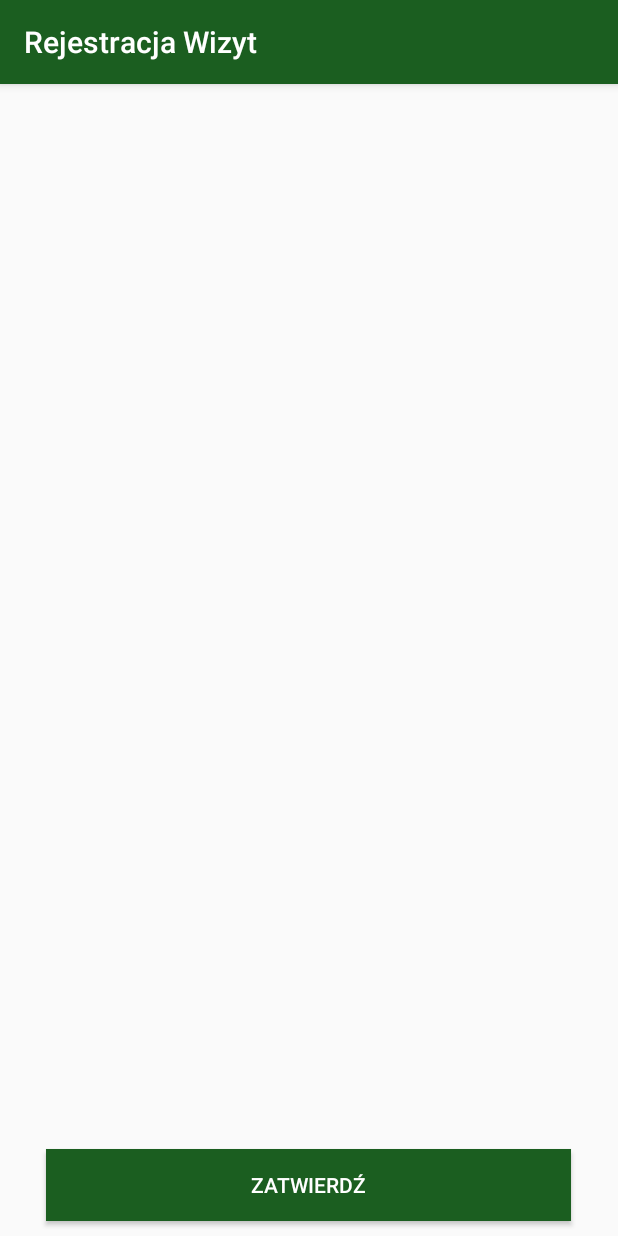
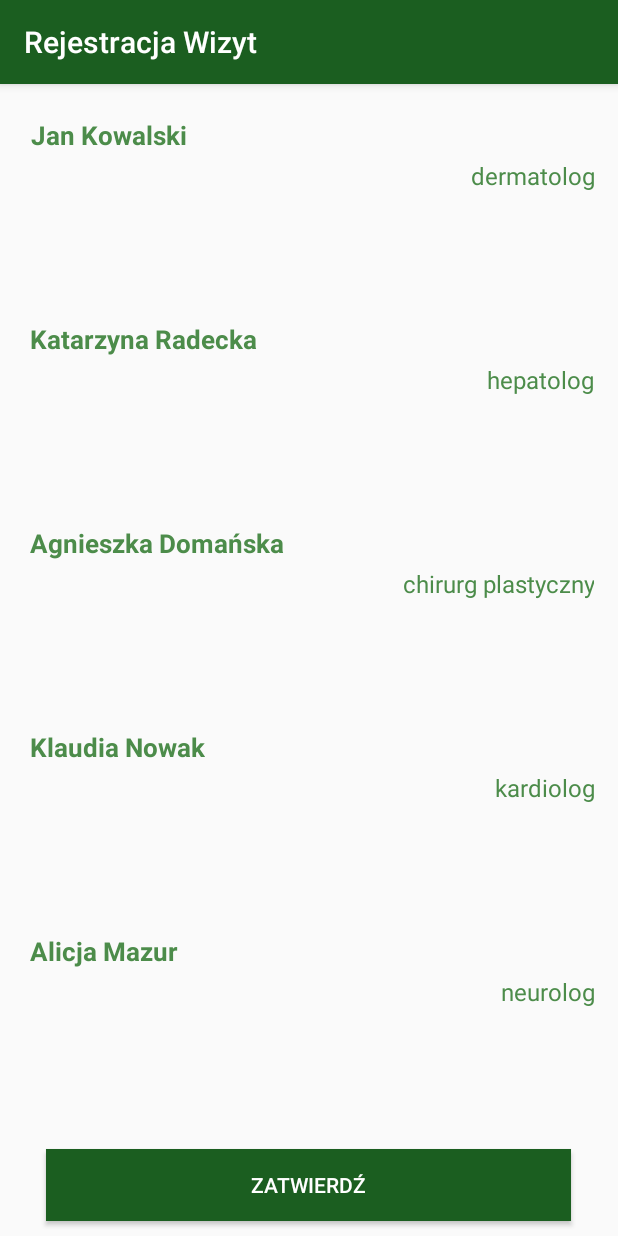
Before and after one commit to agniedom/Rejestracja-Wizyt, an Android app: the Main2Activity screen opened directly, with no data from a screen before it, on a phone screen of 412 x 824 dp. Run offline under Robolectric (Android 15) with nearby library versions, the phone set to English and light mode, and no system bars; our stand-ins replace ButterKnife.

```diff
--- /dev/null
+++ b/app/src/main/java/com/example/student/rejestracjawizyt/LekarzAdapter.java
@@ -0,0 +1,76 @@
+package com.example.student.rejestracjawizyt;
+
+/**
+ * Created by student on 2018-01-17.
+ */
+import android.media.Image;
+import android.support.v7.widget.RecyclerView;
+import android.view.LayoutInflater;
+import android.view.View;
+import android.view.ViewGroup;
+import android.widget.Button;
+import android.widget.ImageView;
+import android.widget.TextView;
+import java.util.ArrayList;
+import butterknife.BindView;
+import butterknife.ButterKnife;
+import butterknife.OnClick;
+
+
+
+public class LekarzAdapter extends RecyclerView.Adapter<LekarzAdapter.ViewHolder>{
+
+    private ArrayList<Lekarz> lekarz = new ArrayList<>();
+
+    LekarzAdapter(ArrayList<Lekarz> lekarz) {
+        this.lekarz = lekarz;
+    }
+
+    @Override
+    public ViewHolder onCreateViewHolder(ViewGroup parent, int viewType) {
+        View itemLayoutView = LayoutInflater.from(parent.getContext())
+                .inflate(R.layout.item, null);
+        return new ViewHolder(itemLayoutView);
+    }
+
+    @Override
+    public void onBindViewHolder(ViewHolder holder, int position) {
+        holder.setName(lekarz.get(position).getName());
+        holder.setSpecjal(lekarz.get(position).getSpecjal());
+    }
+
+    @Override
+    public int getItemCount() {
+        return lekarz.size();
+    }
+
+    class ViewHolder extends RecyclerView.ViewHolder{
+
+        @BindView(R.id.btn_wybierz)
+        Button Wybrane;
+
+        @BindView(R.id.txtimie)
+        TextView imie;
+
+        @BindView(R.id.txtzawod)
+        TextView zawod;
+
+        public ViewHolder(View itemView)
+        {
+            super(itemView);
+            ButterKnife.bind(this,itemView);
+            Wybrane.setVisibility(View.INVISIBLE);
+        }
+
+        private void setName(String Name) {
+            imie.setText(Name);
+        }
+
+
+        public void setSpecjal(String specjal) {
+            zawod.setText(specjal);
+        }
+    }
+
+
+}
--- a/app/src/main/java/com/example/student/rejestracjawizyt/Main2Activity.java
+++ b/app/src/main/java/com/example/student/rejestracjawizyt/Main2Activity.java
@@ -12,6 +12,10 @@ import butterknife.ButterKnife;
 
 
 public class Main2Activity extends AppCompatActivity {
+
+    @BindView(R.id.recyclerView)
+    RecyclerView recyclerView;
+
 
     @Override
     protected void onCreate(Bundle savedInstanceState) {
@@ -28,6 +32,13 @@ public class Main2Activity extends AppCompatActivity {
         lekarz.add(new Lekarz("Klaudia Nowak","kardiolog"));
         lekarz.add(new Lekarz("Alicja Mazur","neurolog"));
 
+        RecyclerView.LayoutManager layoutManager = new LinearLayoutManager(getApplicationContext());
+        recyclerView.setLayoutManager(layoutManager);
+
+        //Tworzenie Adaptera
+        LekarzAdapter lekarzAdapter = new LekarzAdapter(lekarz);
+        recyclerView.setAdapter(lekarzAdapter);
+
 
     }
 }
```
